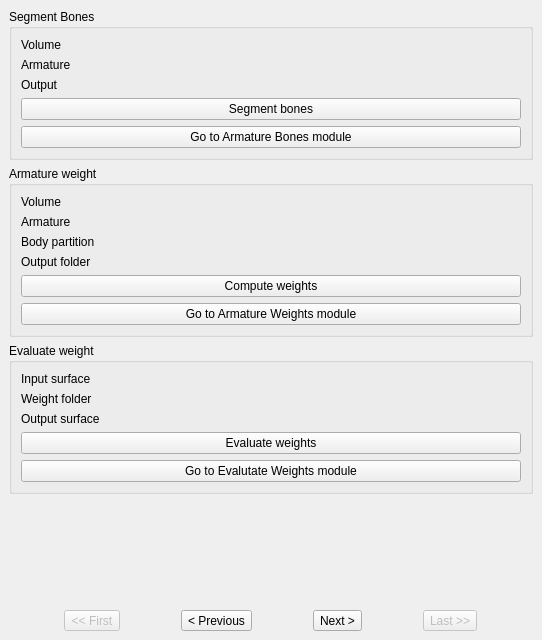
Before: the Qt Designer form Modules/Scripted/Scripts/Resources/UI/Workflow.ui in KitwareMedical/Bender, drawn with Qt 5.
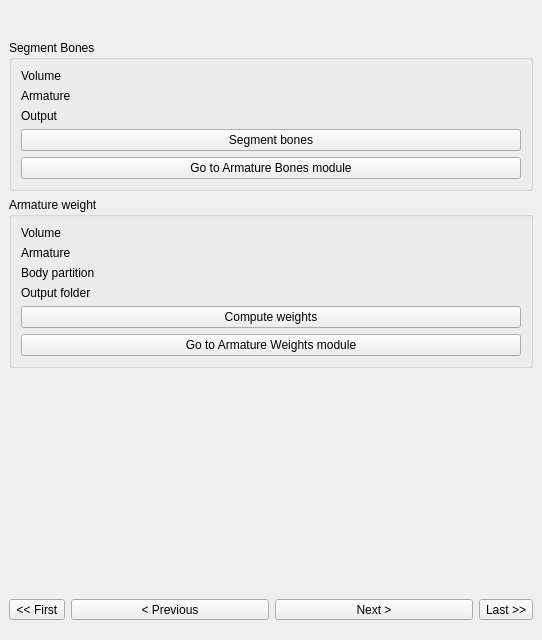
After: the same form once the commit is applied. The open tabs and pages were chosen to show the change. Custom widgets are drawn as their Qt base class.

```diff
--- a/Modules/Scripted/Scripts/Resources/UI/Workflow.ui
+++ b/Modules/Scripted/Scripts/Resources/UI/Workflow.ui
@@ -19,51 +19,33 @@
   <property name="windowTitle">
    <string>Workflow</string>
   </property>
-  <layout class="QGridLayout" name="gridLayout">
-   <property name="margin">
-    <number>0</number>
+  <layout class="QVBoxLayout" name="verticalLayout_6">
+   <property name="leftMargin">
+    <number>9</number>
    </property>
-   <item row="1" column="0">
-    <widget class="QWidget" name="WorkflowControlWidget" native="true">
-     <layout class="QHBoxLayout" name="horizontalLayout">
-      <item>
-       <widget class="QToolButton" name="FirstPageToolButton">
-        <property name="enabled">
-         <bool>false</bool>
-        </property>
-        <property name="text">
-         <string>&lt;&lt; First</string>
-        </property>
-       </widget>
-      </item>
-      <item>
-       <widget class="QToolButton" name="PreviousPageToolButton">
-        <property name="text">
-         <string>&lt; Previous</string>
-        </property>
-       </widget>
-      </item>
-      <item>
-       <widget class="QToolButton" name="NextPageToolButton">
-        <property name="text">
-         <string>Next &gt;</string>
-        </property>
-       </widget>
-      </item>
-      <item>
-       <widget class="QToolButton" name="LastPageToolButton">
-        <property name="enabled">
-         <bool>false</bool>
-        </property>
-        <property name="text">
-         <string>Last &gt;&gt;</string>
-        </property>
-       </widget>
-      </item>
-     </layout>
+   <property name="rightMargin">
+    <number>9</number>
+   </property>
+   <item>
+    <widget class="QLabel" name="TitleLabel">
+     <property name="text">
+      <string/>
+     </property>
+     <property name="textFormat">
+      <enum>Qt::AutoText</enum>
+     </property>
+     <property name="scaledContents">
+      <bool>true</bool>
+     </property>
+     <property name="alignment">
+      <set>Qt::AlignCenter</set>
+     </property>
+     <property name="wordWrap">
+      <bool>false</bool>
+     </property>
     </widget>
    </item>
-   <item row="0" column="0">
+   <item>
     <widget class="QStackedWidget" name="WorkflowWidget">
      <property name="currentIndex">
       <number>0</number>
@@ -456,6 +438,12 @@
      </widget>
      <widget class="QWidget" name="SegmentBonesPage">
       <layout class="QVBoxLayout" name="verticalLayout_5">
+       <property name="leftMargin">
+        <number>0</number>
+       </property>
+       <property name="rightMargin">
+        <number>0</number>
+       </property>
        <item>
         <widget class="ctkCollapsibleGroupBox" name="SegmentBonesCollapsibleGroupBox">
          <property name="sizePolicy">
@@ -692,107 +680,6 @@
          </layout>
         </widget>
        </item>
-       <item>
-        <widget class="ctkCollapsibleGroupBox" name="EvaluateWeightCollapsibleGroupBox">
-         <property name="sizePolicy">
-          <sizepolicy hsizetype="Preferred" vsizetype="Minimum">
-           <horstretch>0</horstretch>
-           <verstretch>0</verstretch>
-          </sizepolicy>
-         </property>
-         <property name="title">
-          <string>Evaluate weight</string>
-         </property>
-         <property name="collapsed">
-          <bool>false</bool>
-         </property>
-         <layout class="QFormLayout" name="formLayout_10">
-          <property name="fieldGrowthPolicy">
-           <enum>QFormLayout::AllNonFixedFieldsGrow</enum>
-          </property>
-          <item row="0" column="0">
-           <widget class="QLabel" name="EvaluateWeightnputSurfaceLabel">
-            <property name="text">
-             <string>Input surface</string>
-            </property>
-           </widget>
-          </item>
-          <item row="0" column="1">
-           <widget class="qMRMLNodeComboBox" name="EvaluateWeightInputSurfaceComboBox">
-            <property name="enabled">
-             <bool>false</bool>
-            </property>
-            <property name="nodeTypes">
-             <stringlist>
-              <string>vtkMRMLModelNode</string>
-             </stringlist>
-            </property>
-            <property name="showHidden">
-             <bool>false</bool>
-            </property>
-            <property name="selectNodeUponCreation">
-             <bool>true</bool>
-            </property>
-            <property name="addEnabled">
-             <bool>false</bool>
-            </property>
-           </widget>
-          </item>
-          <item row="1" column="0">
-           <widget class="QLabel" name="EvaluateWeightInputFolderLabel">
-            <property name="text">
-             <string>Weight folder</string>
-            </property>
-           </widget>
-          </item>
-          <item row="1" column="1">
-           <widget class="ctkDirectoryButton" name="EvaluateWeightInputFolderDirectoryButton"/>
-          </item>
-          <item row="2" column="0">
-           <widget class="QLabel" name="EvaluateWeightOutputSurfaceLabel">
-            <property name="text">
-             <string>Output surface</string>
-            </property>
-           </widget>
-          </item>
-          <item row="2" column="1">
-           <widget class="qMRMLNodeComboBox" name="EvaluateWeightOutputSurfaceComboBox">
-            <property name="nodeTypes">
-             <stringlist>
-              <string>vtkMRMLModelNode</string>
-             </stringlist>
-            </property>
-            <property name="noneEnabled">
-             <bool>false</bool>
-            </property>
-            <property name="addEnabled">
-             <bool>true</bool>
-            </property>
-            <property name="removeEnabled">
-             <bool>true</bool>
-            </property>
-            <property name="baseName">
-             <string/>
-            </property>
-           </widget>
-          </item>
-          <item row="3" column="0" colspan="2">
-           <widget class="QPushButton" name="EvaluateWeightApplyPushButton">
-            <property name="text">
-             <string>Evaluate weights</string>
-            </property>
-           </widget>
-          </item>
-          <item row="4" column="0" colspan="2">
-           <widget class="QPushButton" name="EvaluateWeightGoToPushButton">
-            <property name="text">
-             <string>Go to Evalutate Weights module</string>
-            </property>
-           </widget>
-          </item>
-         </layout>
-        </widget>
-       </item>
        <item>
         <spacer name="verticalSpacer_3">
          <property name="orientation">
@@ -1064,6 +951,76 @@
      </widget>
     </widget>
    </item>
+   <item>
+    <widget class="QWidget" name="WorkflowControlWidget" native="true">
+     <layout class="QHBoxLayout" name="horizontalLayout">
+      <property name="leftMargin">
+       <number>0</number>
+      </property>
+      <property name="rightMargin">
+       <number>0</number>
+      </property>
+      <item>
+       <widget class="QToolButton" name="FirstPageToolButton">
+        <property name="enabled">
+         <bool>true</bool>
+        </property>
+        <property name="text">
+         <string>&lt;&lt; First</string>
+        </property>
+       </widget>
+      </item>
+      <item>
+       <widget class="QToolButton" name="PreviousPageToolButton">
+        <property name="sizePolicy">
+         <sizepolicy hsizetype="Expanding" vsizetype="Fixed">
+          <horstretch>0</horstretch>
+          <verstretch>0</verstretch>
+         </sizepolicy>
+        </property>
+        <property name="minimumSize">
+         <size>
+          <width>20</width>
+          <height>0</height>
+         </size>
+        </property>
+        <property name="text">
+         <string>&lt; Previous</string>
+        </property>
+       </widget>
+      </item>
+      <item>
+       <widget class="QToolButton" name="NextPageToolButton">
+        <property name="sizePolicy">
+         <sizepolicy hsizetype="Expanding" vsizetype="Fixed">
+          <horstretch>0</horstretch>
+          <verstretch>0</verstretch>
+         </sizepolicy>
+        </property>
+        <property name="minimumSize">
+         <size>
+          <width>20</width>
+          <height>0</height>
+         </size>
+        </property>
+        <property name="text">
+         <string>Next &gt;</string>
+        </property>
+       </widget>
+      </item>
+      <item>
+       <widget class="QToolButton" name="LastPageToolButton">
+        <property name="enabled">
+         <bool>true</bool>
+        </property>
+        <property name="text">
+         <string>Last &gt;&gt;</string>
+        </property>
+       </widget>
+      </item>
+     </layout>
+    </widget>
+   </item>
   </layout>
  </widget>
  <customwidgets>
```
Left out of the diff: 138 changed lines with no effect on the pictures.
